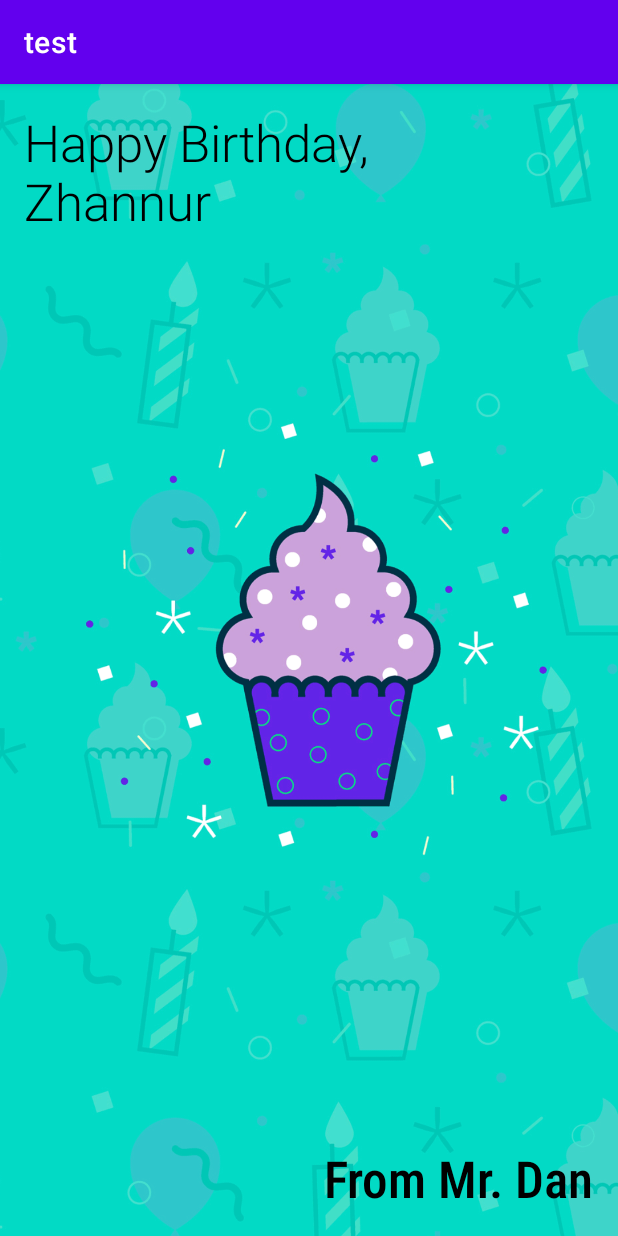
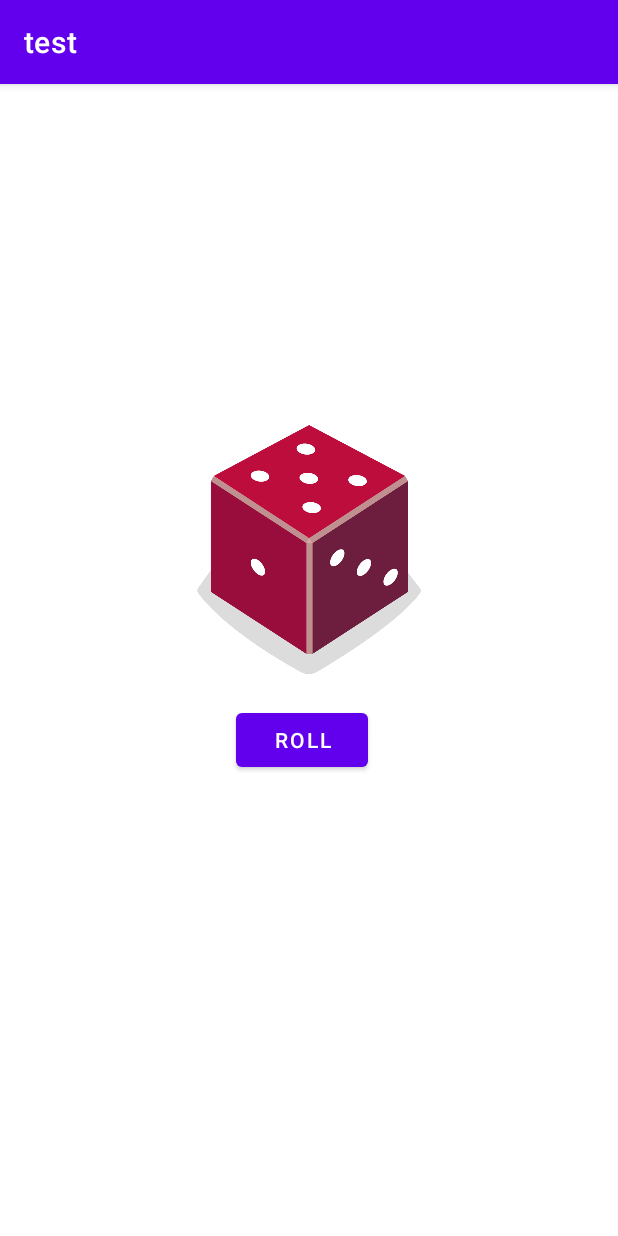
Before and after one commit to VeritosHD/diabilities, an Android app: the screen it shows after launch (MainActivity), on a phone screen of 412 x 824 dp. Run offline under Robolectric (Android 15) with nearby library versions, the light colour scheme and no system bars.

Commit message:
third commitment

```diff
--- a/app/src/main/java/com/example/test/MainActivity.kt
+++ b/app/src/main/java/com/example/test/MainActivity.kt
@@ -1,11 +1,46 @@
 package com.example.test
 
+import android.os.Bundle
+import android.widget.Button
+import android.widget.ImageView
 import androidx.appcompat.app.AppCompatActivity
-import android.os.Bundle
 
 class MainActivity : AppCompatActivity() {
     override fun onCreate(savedInstanceState: Bundle?) {
         super.onCreate(savedInstanceState)
         setContentView(R.layout.activity_main)
+        val rollButton: Button = findViewById(R.id.button2)
+
+        val dice = Dice(6)
+
+        rollButton.setOnClickListener {
+
+            diceRoll()
+        }
+
+        diceRoll()
+    }
+
+    private fun diceRoll(){
+        val dice = Dice(6)
+        val diceImage: ImageView = findViewById(R.id.imageView2)
+        val drawableResource = when (dice.roll()) {
+            1 -> R.drawable.dice_1
+            2 -> R.drawable.dice_2
+            3 -> R.drawable.dice_3
+            4 -> R.drawable.dice_4
+            5 -> R.drawable.dice_5
+            else -> R.drawable.dice_6
+        }
+
+        diceImage.setImageResource(drawableResource)
+
     }
 }
+
+class Dice(private val numSides: Int){
+
+    fun roll() : Int {
+        return (1..numSides).random()
+    }
+}
--- a/app/src/main/res/layout/activity_main.xml
+++ b/app/src/main/res/layout/activity_main.xml
@@ -7,41 +7,26 @@
     tools:context=".MainActivity">
 
     <ImageView
-        android:id="@+id/imageView"
-        android:layout_width="0dp"
-        android:layout_height="0dp"
-        android:scaleType="centerCrop"
+        android:id="@+id/imageView2"
+        android:layout_width="153dp"
+        android:layout_height="166dp"
+        android:importantForAccessibility="no"
         app:layout_constraintBottom_toBottomOf="parent"
         app:layout_constraintEnd_toEndOf="parent"
         app:layout_constraintStart_toStartOf="parent"
         app:layout_constraintTop_toTopOf="parent"
-        app:srcCompat="@drawable/androidparty"
-        android:contentDescription="@string/todo" />
+        app:layout_constraintVertical_bias="0.378"
+        tools:srcCompat="@drawable/dice_1" />
 
-    <TextView
-        android:id="@+id/textView"
-        android:layout_width="327dp"
-        android:layout_height="104dp"
-        android:layout_marginStart="16dp"
-        android:layout_marginTop="16dp"
-        android:fontFamily="sans-serif-light"
-        android:text="@string/happy_birthday_zhannur"
-        android:textColor="@color/black"
-        android:textSize="34sp"
-        app:layout_constraintStart_toStartOf="parent"
-        app:layout_constraintTop_toTopOf="parent" />
-
-    <TextView
-        android:id="@+id/textView2"
+    <Button
+        android:id="@+id/button2"
         android:layout_width="wrap_content"
         android:layout_height="wrap_content"
-        android:layout_marginEnd="16dp"
-        android:layout_marginBottom="16dp"
-        android:fontFamily="sans-serif-condensed-medium"
-        android:text="@string/from_mr_dan"
-        android:textColor="@color/black"
-        android:textSize="34sp"
-        app:layout_constraintBottom_toBottomOf="parent"
-        app:layout_constraintEnd_toEndOf="parent" />
+        android:layout_marginTop="20dp"
+        android:text="@string/roll"
+        app:layout_constraintEnd_toEndOf="parent"
+        app:layout_constraintHorizontal_bias="0.486"
+        app:layout_constraintStart_toStartOf="parent"
+        app:layout_constraintTop_toBottomOf="@+id/imageView2" />
 
 </androidx.constraintlayout.widget.ConstraintLayout>
--- a/app/src/main/res/values/strings.xml
+++ b/app/src/main/res/values/strings.xml
@@ -3,4 +3,5 @@
     <string name="happy_birthday_zhannur">Happy Birthday, Zhannur</string>
     <string name="from_mr_dan">From Mr. Dan</string>
     <string name="todo">TODO</string>
+    <string name="roll">Roll</string>
 </resources>
```
Also changed, not shown: app/src/main/res/drawable/dice_1.png (added), app/src/main/res/drawable/dice_2.png (added), app/src/main/res/drawable/dice_3.png (added), app/src/main/res/drawable/dice_4.png (added), app/src/main/res/drawable/dice_5.png (added), app/src/main/res/drawable/dice_6.png (added), 1 other file.
